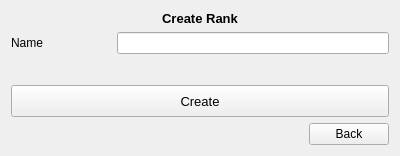
Old version of the form Views/createrankview.ui in the repository MehmetHY/MilitaryOutpostManagement-Qt5.
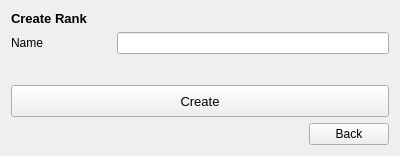
New version of the form.

Commit message: rearranged create soldier and squad ui

Diff of the .ui file:
```diff
--- a/Views/createrankview.ui
+++ b/Views/createrankview.ui
@@ -33,7 +33,7 @@
       <string>Create Rank</string>
      </property>
      <property name="alignment">
-      <set>Qt::AlignCenter</set>
+      <set>Qt::AlignLeading|Qt::AlignLeft|Qt::AlignVCenter</set>
      </property>
     </widget>
    </item>
```
The commit also changes 3 other files.
